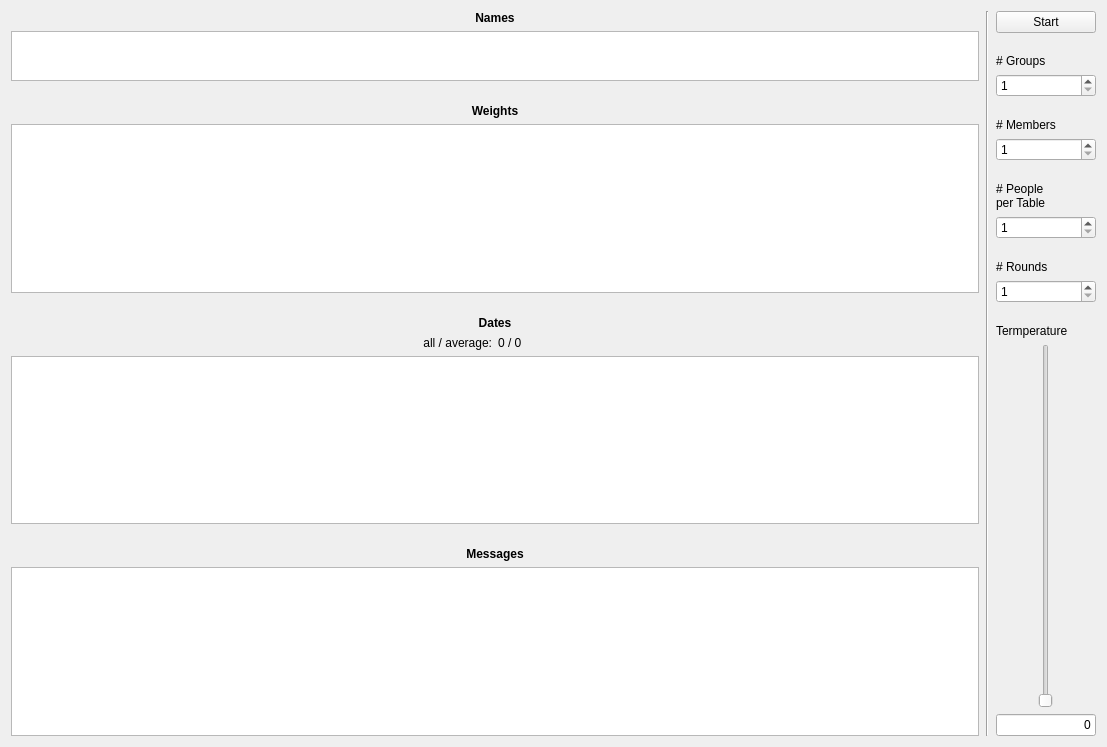
The window that usr/RL/projects/GroupSpeedDating/GroupSpeedDating/GroupSpeedDating.ui (cambyse/PO-LGP) describes before a commit, drawn with Qt 5.
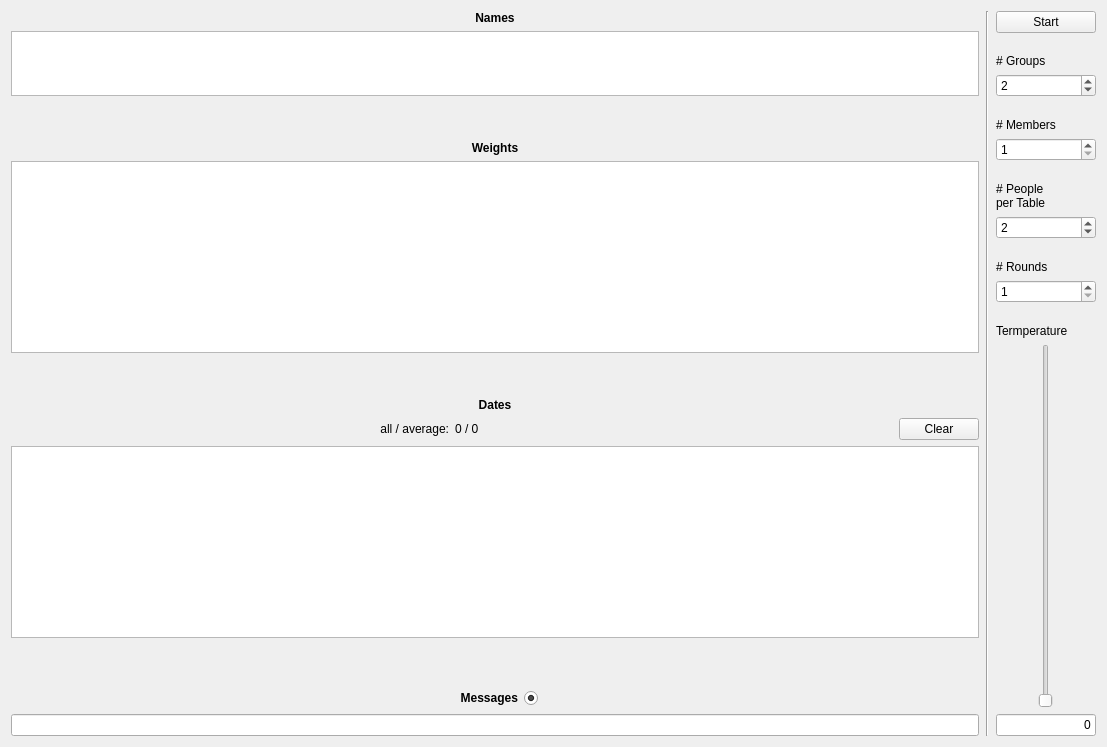
The same window after the commit.

Commit message: GroupSpeedDating finished

Patch:
```diff
--- a/usr/RL/projects/GroupSpeedDating/GroupSpeedDating/GroupSpeedDating.ui
+++ b/usr/RL/projects/GroupSpeedDating/GroupSpeedDating/GroupSpeedDating.ui
@@ -73,7 +73,7 @@
            <number>100</number>
           </property>
           <property name="value">
-           <number>1</number>
+           <number>2</number>
           </property>
          </widget>
         </item>
@@ -166,6 +166,9 @@
           <property name="maximum">
            <number>100</number>
           </property>
+          <property name="value">
+           <number>2</number>
+          </property>
          </widget>
         </item>
         <item>
@@ -335,7 +338,7 @@
           <property name="maximumSize">
            <size>
             <width>16777215</width>
-            <height>50</height>
+            <height>65</height>
            </size>
           </property>
          </widget>
@@ -438,6 +441,19 @@
             </property>
            </widget>
           </item>
+          <item>
+           <widget class="QPushButton" name="_wClearDates">
+            <property name="maximumSize">
+             <size>
+              <width>80</width>
+              <height>16777215</height>
+             </size>
+            </property>
+            <property name="text">
+             <string>Clear</string>
+            </property>
+           </widget>
+          </item>
          </layout>
         </item>
         <item>
@@ -460,29 +476,66 @@
          </spacer>
         </item>
         <item>
-         <widget class="QLabel" name="label_9">
-          <property name="maximumSize">
-           <size>
-            <width>16777215</width>
-            <height>20</height>
-           </size>
+         <layout class="QHBoxLayout" name="horizontalLayout_2">
+          <property name="leftMargin">
+           <number>3</number>
           </property>
-          <property name="font">
-           <font>
-            <weight>75</weight>
-            <bold>true</bold>
-           </font>
+          <property name="topMargin">
+           <number>5</number>
           </property>
-          <property name="text">
-           <string>Messages</string>
-          </property>
-          <property name="alignment">
-           <set>Qt::AlignCenter</set>
-          </property>
-         </widget>
+          <item>
+           <spacer name="horizontalSpacer">
+            <property name="orientation">
+             <enum>Qt::Horizontal</enum>
+            </property>
+            <property name="sizeHint" stdset="0">
+             <size>
+              <width>40</width>
+              <height>20</height>
+             </size>
+            </property>
+           </spacer>
+          </item>
+          <item>
+           <widget class="QRadioButton" name="_wMessageButton">
+            <property name="font">
+             <font>
+              <weight>75</weight>
+              <bold>true</bold>
+             </font>
+            </property>
+            <property name="layoutDirection">
+             <enum>Qt::RightToLeft</enum>
+            </property>
+            <property name="text">
+             <string>Messages</string>
+            </property>
+            <property name="checked">
+             <bool>true</bool>
+            </property>
+           </widget>
+          </item>
+          <item>
+           <spacer name="horizontalSpacer_2">
+            <property name="orientation">
+             <enum>Qt::Horizontal</enum>
+            </property>
+            <property name="sizeHint" stdset="0">
+             <size>
+              <width>40</width>
+              <height>20</height>
+             </size>
+            </property>
+           </spacer>
+          </item>
+         </layout>
         </item>
         <item>
-         <widget class="QTextEdit" name="_wMessages"/>
+         <widget class="QLineEdit" name="_wMessages">
+          <property name="readOnly">
+           <bool>true</bool>
+          </property>
+         </widget>
         </item>
        </layout>
       </item>
```
Left out of the diff: 40 changed lines with no effect on the pictures. The commit also changes 3 other files.
